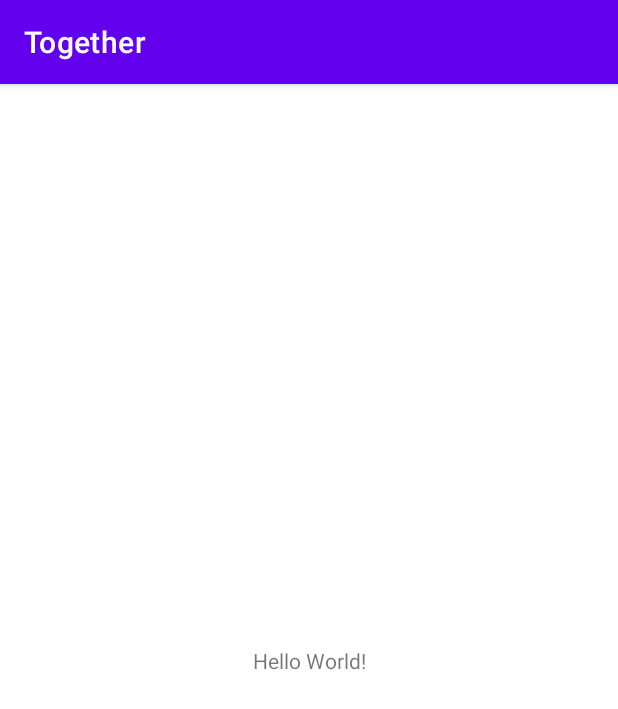
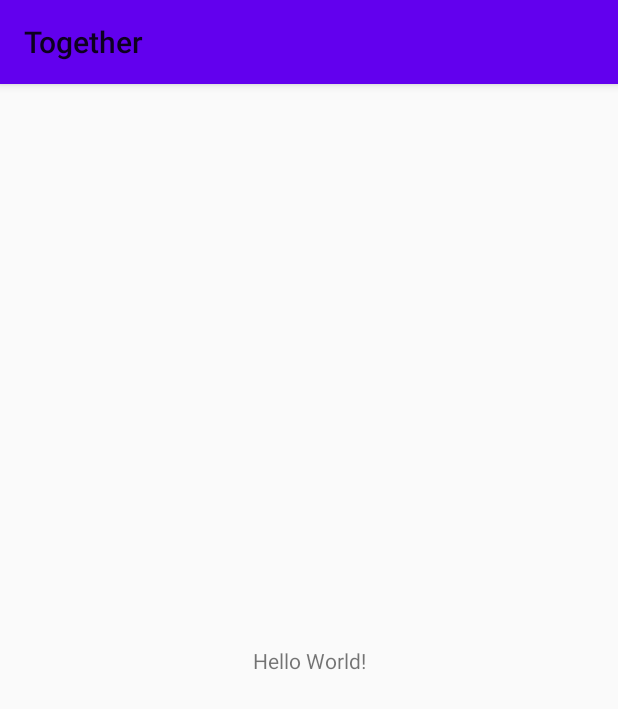
Before and after one commit to JDhyeok/opensource-project-Together, an Android app: the screen it shows after launch (MainActivity), on a phone screen of 412 x 824 dp. Shown: the top 709 px of the screen. Run offline under Robolectric (Android 15) with nearby library versions, the phone set to English and light mode, and no system bars.

```diff
--- a/app/src/main/res/values/themes.xml
+++ b/app/src/main/res/values/themes.xml
@@ -1,6 +1,6 @@
 <resources xmlns:tools="http://schemas.android.com/tools">
     <!-- Base application theme. -->
-    <style name="Theme.Together" parent="Theme.MaterialComponents.DayNight.DarkActionBar">
+    <style name="Theme.Together" parent="Theme.AppCompat.Light">
         <!-- Primary brand color. -->
         <item name="colorPrimary">@color/purple_500</item>
         <item name="colorPrimaryVariant">@color/purple_700</item>
```
